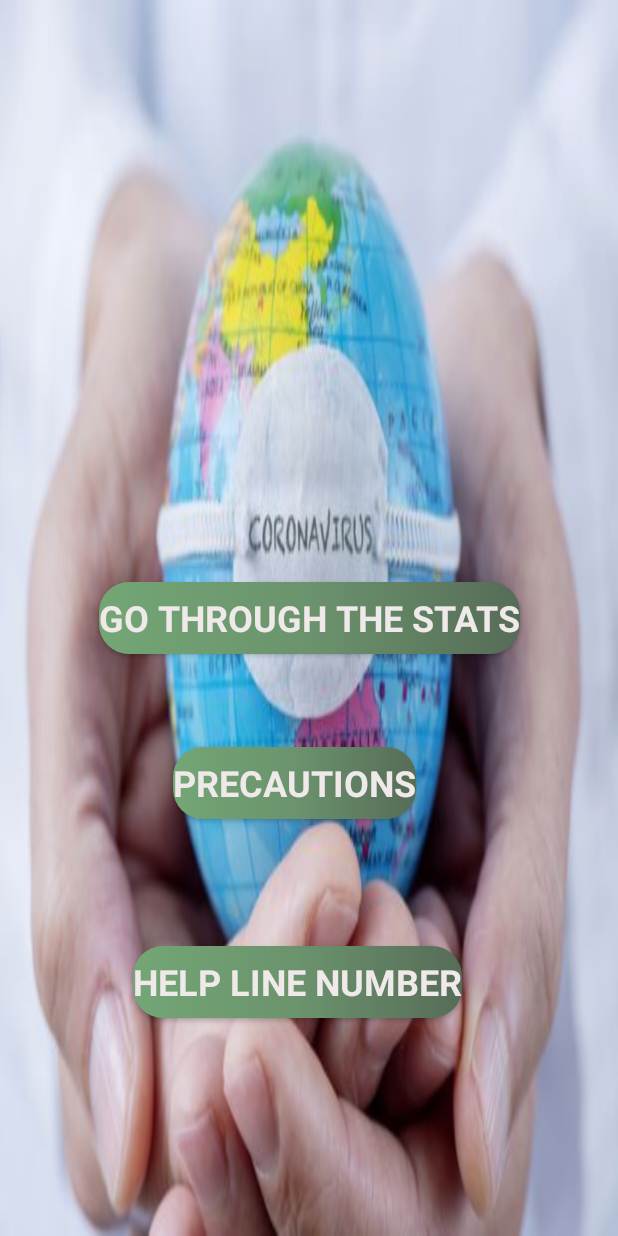
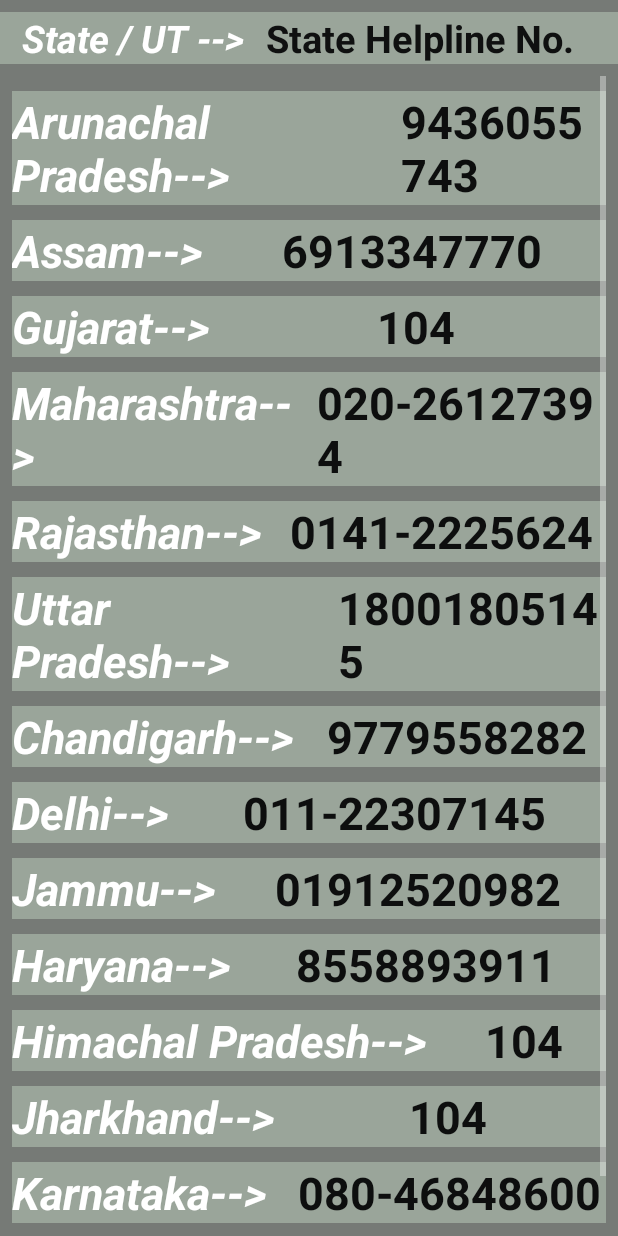
Before and after one commit to shaheen0b111/KotlinAndroidApp, an Android app: the screen it shows after launch (MainActivity before the commit, ExploreHelp after it), after a tap on "HELP LINE NUMBER", on a phone screen of 412 x 824 dp. Run offline under Robolectric (Android 15) with nearby library versions, the phone set to English and light mode, and no system bars.

Commit message:
added helpAcitivity Adapter

```diff
--- a/app/src/main/AndroidManifest.xml
+++ b/app/src/main/AndroidManifest.xml
@@ -10,6 +10,7 @@
         android:supportsRtl="true"
         android:theme="@style/Theme.Design.NoActionBar">
         <activity android:name=".ExploreTeams"></activity>
+        <activity android:name=".ExploreHelp"></activity>
         <activity android:name=".PrecautionActivity"></activity>
         <activity android:name=".MainActivity">
             <intent-filter>
--- /dev/null
+++ b/app/src/main/java/com/example/finalkotlinproject/ExploreHelp.kt
@@ -0,0 +1,51 @@
+package com.example.finalkotlinproject
+
+import android.os.Bundle
+import androidx.appcompat.app.AppCompatActivity
+import androidx.recyclerview.widget.LinearLayoutManager
+import com.example.finalkotlinproject.HelpAdapter.HelpAdapter
+import com.example.finalkotlinproject.Model.HelpNumbers
+import kotlinx.android.synthetic.main.help_main.*
+
+class ExploreHelp : AppCompatActivity(){
+    override fun onCreate(savedInstanceState: Bundle?) {
+        super.onCreate(savedInstanceState)
+        setContentView(R.layout.help_main)
+        val linearLayoutManager = LinearLayoutManager(this)
+        help_recyclerview_main.layoutManager = linearLayoutManager
+
+        val numberList = NumberList()
+        help_recyclerview_main.adapter = HelpAdapter(this,numberList)
+    }
+    fun NumberList() : ArrayList<HelpNumbers> {
+        val n = ArrayList<HelpNumbers>()
+        n.add(HelpNumbers("Arunachal Pradesh","9436055743"))
+        n.add(HelpNumbers("Assam","6913347770"))
+        n.add(HelpNumbers("Gujarat","104"))
+        n.add(HelpNumbers("Maharashtra","020-26127394"))
+        n.add(HelpNumbers("Rajasthan","0141-2225624"))
+        n.add(HelpNumbers("Uttar Pradesh","18001805145"))
+        n.add(HelpNumbers("Chandigarh","9779558282"))
+        n.add(HelpNumbers("Delhi","011-22307145"))
+        n.add(HelpNumbers("Jammu","01912520982"))
+        n.add(HelpNumbers("Haryana","8558893911"))
+        n.add(HelpNumbers("Himachal Pradesh","104"))
+        n.add(HelpNumbers("Jharkhand","104"))
+        n.add(HelpNumbers("Karnataka"," 080-46848600"))
+        n.add(HelpNumbers("Meghalaya","108"))
+        n.add(HelpNumbers("Nagaland","7005539653"))
+        n.add(HelpNumbers("Odisha","9439994859"))
+        n.add(HelpNumbers("Sikkim","104"))
+        n.add(HelpNumbers("Tamil Nadu","044-29510500"))
+        n.add(HelpNumbers("Tripura","0381-2315879"))
+        n.add(HelpNumbers("Goa","104"))
+        n.add(HelpNumbers("Andhra Pradesh","0866-2410978"))
+        n.add(HelpNumbers("Telangana","104"))
+        n.add(HelpNumbers("West Bengal","3323412600"))
+        n.add(HelpNumbers("Ladakh","01982256462"))
+        n.add(HelpNumbers("Lakshadweep","104"))
+        n.add(HelpNumbers("Puducherry","104"))
+        n.add(HelpNumbers("Madhya Pradesh","0755-2527177"))
+        return n
+    }
+}
--- /dev/null
+++ b/app/src/main/java/com/example/finalkotlinproject/HelpAdapter/HelpAdapter.kt
@@ -0,0 +1,29 @@
+package com.example.finalkotlinproject.HelpAdapter
+
+import android.content.Context
+import android.view.LayoutInflater
+import android.view.View
+import android.view.ViewGroup
+import androidx.recyclerview.widget.RecyclerView
+import com.example.finalkotlinproject.Model.HelpNumbers
+import com.example.finalkotlinproject.R
+import kotlinx.android.synthetic.main.helpnumber_layout.view.*
+
+class HelpAdapter(val context: Context, private val helpnumbers:ArrayList<HelpNumbers>) : RecyclerView.Adapter<RecyclerView.ViewHolder>() {
+    override fun onCreateViewHolder(parent: ViewGroup, viewType: Int): RecyclerView.ViewHolder {
+        val singleItem = parent.inflate(R.layout.helpnumber_layout)
+        return HelpViewHolder(singleItem)
+    }
+    fun ViewGroup.inflate(layoutR: Int) : View = LayoutInflater.from(context).inflate(layoutR,this,false)
+    override fun getItemCount(): Int = helpnumbers.size
+
+    override fun onBindViewHolder(holder: RecyclerView.ViewHolder, position: Int) {
+        holder.itemView.help_name.text = helpnumbers[position].hName + "-->"
+        holder.itemView.help_number.text = helpnumbers[position].hNumber
+
+    }
+    class HelpViewHolder(val vi : View?) : RecyclerView.ViewHolder(vi!!), View.OnClickListener {
+        override fun onClick(v: View?) {
+        }
+    }
+}
--- a/app/src/main/java/com/example/finalkotlinproject/MainActivity.kt
+++ b/app/src/main/java/com/example/finalkotlinproject/MainActivity.kt
@@ -20,6 +20,8 @@ class MainActivity : AppCompatActivity() {
             startActivity(precaution_intent)
         }
         help_button.setOnClickListener(){
+            val help_intent = Intent(this,ExploreHelp::class.java)
+            startActivity(help_intent)
         }
     }
 }
--- a/app/src/main/java/com/example/finalkotlinproject/Model/CustomTeams.kt
+++ b/app/src/main/java/com/example/finalkotlinproject/Model/CustomTeams.kt
@@ -2,3 +2,6 @@ package com.example.finalkotlinproject.Model
 
 data class CustomTeams (val team_name:String?=null, val description1:String?=null,val description2:String?=null,val description3:String?=null,val team_url: String?=null){
 }
+
+data class HelpNumbers(val hName:String?=null, val hNumber:String?=null){
+}
--- /dev/null
+++ b/app/src/main/res/layout/help_main.xml
@@ -0,0 +1,73 @@
+<?xml version="1.0" encoding="utf-8"?>
+<androidx.constraintlayout.widget.ConstraintLayout xmlns:android="http://schemas.android.com/apk/res/android"
+    xmlns:app="http://schemas.android.com/apk/res-auto"
+    xmlns:tools="http://schemas.android.com/tools"
+    android:id="@+id/help_constraint_layout"
+    android:layout_width="match_parent"
+    android:layout_height="match_parent"
+    android:background="@color/colorPrimary"
+    tools:context=".MainActivity">
+
+    <LinearLayout
+        android:id="@+id/help_linear_layout2"
+        android:layout_width="match_parent"
+        android:layout_height="0dp"
+        android:layout_marginTop="8dp"
+        android:background="@color/colorPrimaryDark"
+        app:layout_constraintEnd_toEndOf="parent"
+        app:layout_constraintLeft_toLeftOf="parent"
+        app:layout_constraintLeft_toRightOf="parent"
+        app:layout_constraintTop_toTopOf="parent">
+
+        <TextView
+            android:id="@+id/help_name2"
+            android:layout_width="wrap_content"
+            android:layout_height="wrap_content"
+            android:layout_weight="1"
+            android:text="@string/state_ut"
+            android:textAlignment="center"
+            android:textColor="#FFFFFF"
+            android:textSize="25sp"
+            android:textStyle="bold|italic" />
+
+        <TextView
+            android:id="@+id/help_number2"
+            android:layout_width="wrap_content"
+            android:layout_height="wrap_content"
+            android:layout_weight="1"
+            android:background="@color/colorPrimaryDark"
+            android:text="@string/state_helpline_no"
+            android:textAlignment="textStart"
+            android:textColor="#0F1010"
+            android:textSize="25sp"
+            android:textStyle="bold" />
+
+    </LinearLayout>
+
+    <ScrollView
+        android:id="@+id/scrollID2"
+        android:layout_width="0dp"
+        android:layout_height="0dp"
+        android:layout_marginStart="8dp"
+        android:layout_marginTop="8dp"
+        android:layout_marginEnd="8dp"
+        android:background="@color/colorPrimary"
+        android:fillViewport="true"
+        android:scrollbars="vertical"
+        app:layout_constraintBottom_toBottomOf="parent"
+        app:layout_constraintEnd_toEndOf="parent"
+        app:layout_constraintHorizontal_bias="0.0"
+        app:layout_constraintStart_toStartOf="parent"
+        app:layout_constraintTop_toBottomOf="@+id/help_linear_layout2"
+        app:layout_constraintVertical_bias="1.0">
+
+        <androidx.recyclerview.widget.RecyclerView
+            android:id="@+id/help_recyclerview_main"
+            android:layout_width="match_parent"
+            android:layout_height="wrap_content"
+            app:layout_constraintBottom_toBottomOf="parent"
+            app:layout_constraintEnd_toEndOf="parent"
+            app:layout_constraintStart_toStartOf="parent"
+            app:layout_constraintTop_toBottomOf="@+id/help_linear_layout2" />
+    </ScrollView>
+</androidx.constraintlayout.widget.ConstraintLayout>
--- /dev/null
+++ b/app/src/main/res/layout/helpnumber_layout.xml
@@ -0,0 +1,31 @@
+<?xml version="1.0" encoding="utf-8"?>
+<LinearLayout xmlns:android="http://schemas.android.com/apk/res/android"
+    xmlns:app="http://schemas.android.com/apk/res-auto"
+    android:id="@+id/help_linear_layout"
+    android:layout_width="match_parent"
+    android:layout_height="wrap_content"
+    android:layout_marginTop="10dp"
+    android:background="@color/colorPrimaryDark">
+
+    <TextView
+        android:id="@+id/help_name"
+        android:layout_width="wrap_content"
+        android:layout_height="wrap_content"
+        android:layout_weight="1"
+        android:textAlignment="textStart"
+        android:textColor="#FFFFFF"
+        android:textSize="30sp"
+        android:textStyle="bold|italic" />
+
+    <TextView
+        android:id="@+id/help_number"
+        android:layout_width="wrap_content"
+        android:layout_height="wrap_content"
+        android:layout_marginStart="10dp"
+        android:layout_weight="1"
+        android:textAlignment="textStart"
+        android:textColor="#0D0E0E"
+        android:textSize="30sp"
+        android:textStyle="bold" />
+
+</LinearLayout>
--- a/app/src/main/res/layout/precaution_main.xml
+++ b/app/src/main/res/layout/precaution_main.xml
@@ -8,7 +8,8 @@
         android:id="@+id/precaution_name"
         android:layout_width="match_parent"
         android:layout_height="wrap_content"
-        android:text="PRECAUTIONS->>"
+        android:background="#FFFFFF"
+        android:text="@string/precautions"
         android:textAlignment="center"
         android:textColor="#00BCD4"
         android:textSize="26sp" />
@@ -18,16 +19,19 @@
         android:layout_width="match_parent"
         android:layout_height="match_parent"
         android:fillViewport="true"
-        android:scrollbars="vertical">
+        android:scrollbars="vertical"
+        android:background="@color/colorPrimary">
 
         <TextView
             android:id="@+id/precaution_text"
             android:layout_width="match_parent"
             android:layout_height="match_parent"
             android:layout_weight="1.0"
+            android:layout_marginTop="10dp"
+            android:layout_marginBottom="10dp"
             android:textAlignment="viewStart"
             android:textColor="#FFFFFF"
-            android:textSize="28sp"
+            android:textSize="40sp"
             android:textStyle="italic" />
     </ScrollView>
 </LinearLayout>
--- a/app/src/main/res/values/colors.xml
+++ b/app/src/main/res/values/colors.xml
@@ -3,5 +3,4 @@
     <color name="colorPrimary">#767A76</color>
     <color name="colorPrimaryDark">#9AA59A</color>
     <color name="colorAccent">#0C0C0C</color>
-    <color name="rating">#FFEB3B</color>
 </resources>
--- a/app/src/main/res/values/strings.xml
+++ b/app/src/main/res/values/strings.xml
@@ -1,3 +1,6 @@
 <resources>
     <string name="app_name">COVID-19 STATUS</string>
+    <string name="precautions"><![CDATA[PRECAUTIONS->>]]></string>
+    <string name="state_helpline_no">State Helpline No.</string>
+    <string name="state_ut"><![CDATA[State / UT -->]]></string>
 </resources>
```
